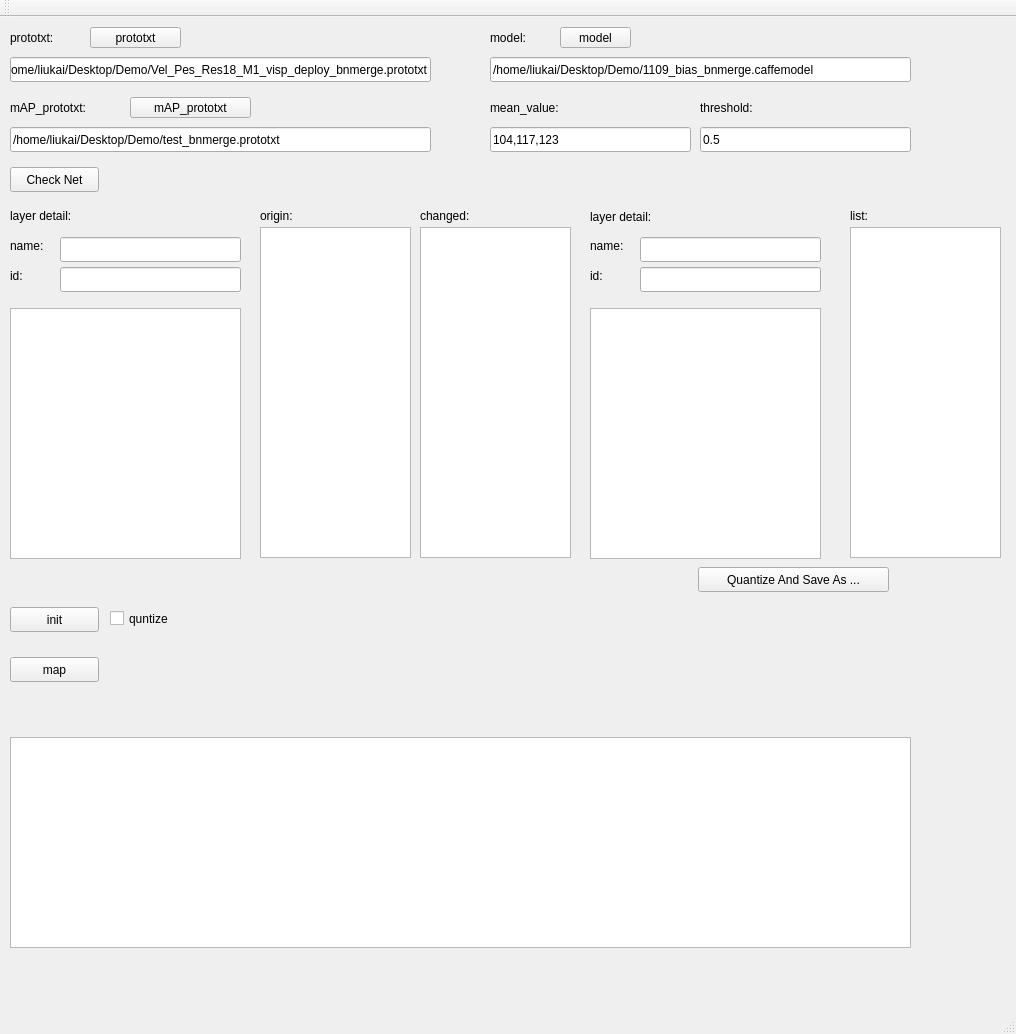
This is mainwindow.ui in onellyhe/test_quantize as Qt 5 draws it before an edit. The edited form follows.
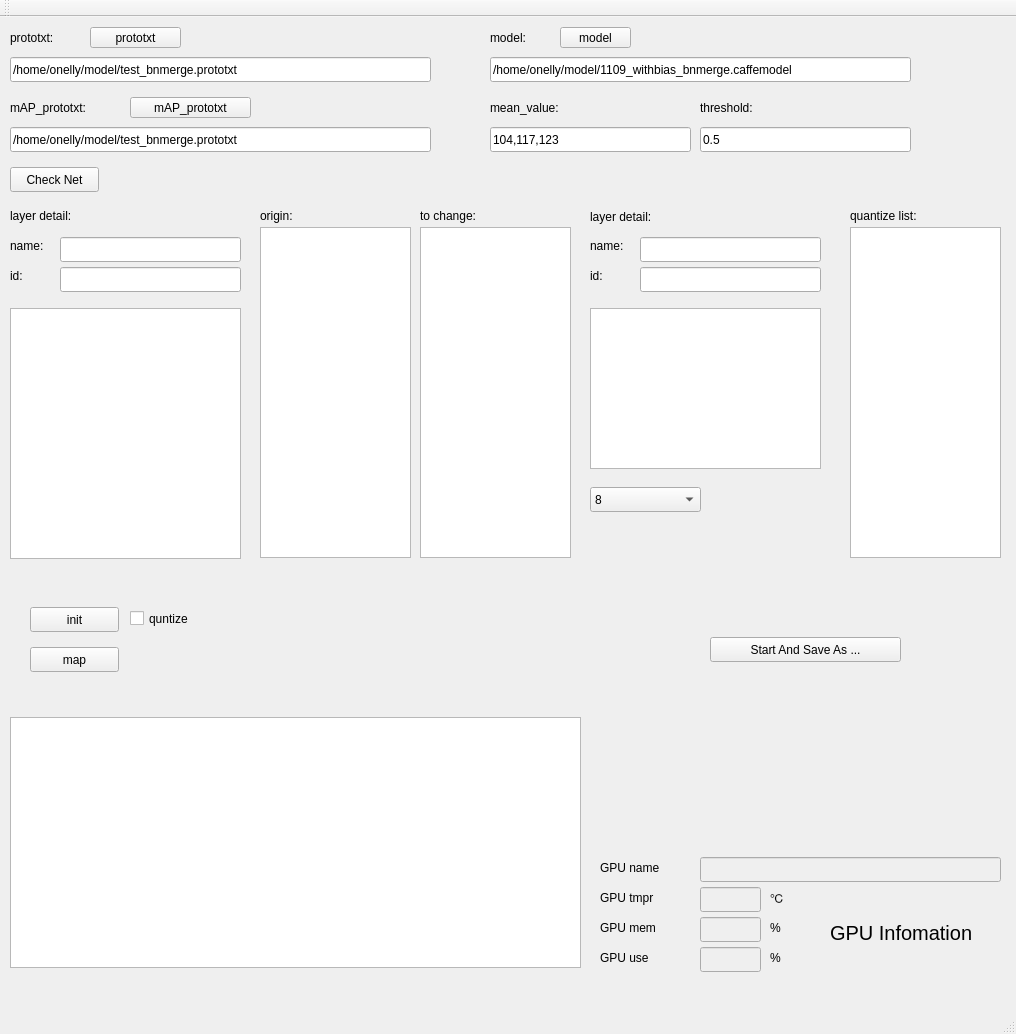
This is the edited form.

What changed in the file:
```diff
--- a/mainwindow.ui
+++ b/mainwindow.ui
@@ -101,7 +101,7 @@
      </sizepolicy>
     </property>
     <property name="text">
-     <string>/home/liukai/Desktop/Demo/1109_bias_bnmerge.caffemodel</string>
+     <string>/home/onelly/model/1109_withbias_bnmerge.caffemodel</string>
     </property>
    </widget>
    <widget class="QLineEdit" name="lineEdit_prototxt">
@@ -123,7 +123,7 @@
      </sizepolicy>
     </property>
     <property name="text">
-     <string>/home/liukai/Desktop/Demo/Vel_Pes_Res18_M1_visp_deploy_bnmerge.prototxt</string>
+     <string>/home/onelly/model/test_bnmerge.prototxt</string>
     </property>
    </widget>
    <widget class="QPushButton" name="Select_model">
@@ -187,7 +187,7 @@
      </sizepolicy>
     </property>
     <property name="text">
-     <string>/home/liukai/Desktop/Demo/test_bnmerge.prototxt</string>
+     <string>/home/onelly/model/test_bnmerge.prototxt</string>
     </property>
    </widget>
    <widget class="QLabel" name="label_18">
@@ -219,7 +219,7 @@
    <widget class="QPushButton" name="pushButton">
     <property name="geometry">
      <rect>
-      <x>10</x>
+      <x>30</x>
       <y>590</y>
       <width>89</width>
       <height>25</height>
@@ -232,7 +232,7 @@
    <widget class="QCheckBox" name="checkBox">
     <property name="geometry">
      <rect>
-      <x>110</x>
+      <x>130</x>
       <y>590</y>
       <width>92</width>
       <height>23</height>
@@ -296,12 +296,12 @@
      <rect>
       <x>420</x>
       <y>190</y>
-      <width>67</width>
+      <width>81</width>
       <height>17</height>
      </rect>
     </property>
     <property name="text">
-     <string>changed:</string>
+     <string>to change:</string>
     </property>
    </widget>
    <widget class="QListView" name="listView_2">
@@ -330,21 +330,21 @@
    <widget class="QPushButton" name="pushButton_3">
     <property name="geometry">
      <rect>
-      <x>698</x>
-      <y>550</y>
+      <x>710</x>
+      <y>620</y>
       <width>191</width>
       <height>25</height>
      </rect>
     </property>
     <property name="text">
-     <string>Quantize And Save As ...</string>
+     <string>Start And Save As ...</string>
     </property>
    </widget>
    <widget class="QPushButton" name="pushButton_4">
     <property name="geometry">
      <rect>
-      <x>10</x>
-      <y>640</y>
+      <x>30</x>
+      <y>630</y>
       <width>89</width>
       <height>25</height>
      </rect>
@@ -357,9 +357,9 @@
     <property name="geometry">
      <rect>
       <x>10</x>
-      <y>720</y>
-      <width>901</width>
-      <height>211</height>
+      <y>700</y>
+      <width>571</width>
+      <height>251</height>
      </rect>
     </property>
    </widget>
@@ -477,7 +477,7 @@
       <x>590</x>
       <y>291</y>
       <width>231</width>
-      <height>251</height>
+      <height>161</height>
      </rect>
     </property>
    </widget>
@@ -496,14 +496,246 @@
      <rect>
       <x>850</x>
       <y>190</y>
-      <width>67</width>
+      <width>101</width>
       <height>17</height>
      </rect>
     </property>
     <property name="text">
-     <string>list:</string>
+     <string>quantize list:</string>
     </property>
    </widget>
+   <widget class="QLabel" name="label_10">
+    <property name="geometry">
+     <rect>
+      <x>600</x>
+      <y>870</y>
+      <width>81</width>
+      <height>21</height>
+     </rect>
+    </property>
+    <property name="text">
+     <string>GPU tmpr</string>
+    </property>
+   </widget>
+   <widget class="QLineEdit" name="lineEdit_gname">
+    <property name="enabled">
+     <bool>false</bool>
+    </property>
+    <property name="geometry">
+     <rect>
+      <x>700</x>
+      <y>840</y>
+      <width>301</width>
+      <height>25</height>
+     </rect>
+    </property>
+    <property name="sizePolicy">
+     <sizepolicy hsizetype="Expanding" vsizetype="Expanding">
+      <horstretch>0</horstretch>
+      <verstretch>0</verstretch>
+     </sizepolicy>
+    </property>
+   </widget>
+   <widget class="QLabel" name="label_16">
+    <property name="geometry">
+     <rect>
+      <x>770</x>
+      <y>900</y>
+      <width>21</width>
+      <height>21</height>
+     </rect>
+    </property>
+    <property name="text">
+     <string>%</string>
+    </property>
+   </widget>
+   <widget class="QLineEdit" name="lineEdit_gtmpr">
+    <property name="enabled">
+     <bool>false</bool>
+    </property>
+    <property name="geometry">
+     <rect>
+      <x>700</x>
+      <y>870</y>
+      <width>61</width>
+      <height>25</height>
+     </rect>
+    </property>
+    <property name="sizePolicy">
+     <sizepolicy hsizetype="Expanding" vsizetype="Expanding">
+      <horstretch>0</horstretch>
+      <verstretch>0</verstretch>
+     </sizepolicy>
+    </property>
+   </widget>
+   <widget class="QLabel" name="label_17">
+    <property name="geometry">
+     <rect>
+      <x>600</x>
+      <y>900</y>
+      <width>81</width>
+      <height>21</height>
+     </rect>
+    </property>
+    <property name="text">
+     <string>GPU mem</string>
+    </property>
+   </widget>
+   <widget class="QLineEdit" name="lineEdit_guse">
+    <property name="enabled">
+     <bool>false</bool>
+    </property>
+    <property name="geometry">
+     <rect>
+      <x>700</x>
+      <y>930</y>
+      <width>61</width>
+      <height>25</height>
+     </rect>
+    </property>
+    <property name="sizePolicy">
+     <sizepolicy hsizetype="Expanding" vsizetype="Expanding">
+      <horstretch>0</horstretch>
+      <verstretch>0</verstretch>
+     </sizepolicy>
+    </property>
+   </widget>
+   <widget class="QLabel" name="label_19">
+    <property name="geometry">
+     <rect>
+      <x>770</x>
+      <y>870</y>
+      <width>21</width>
+      <height>21</height>
+     </rect>
+    </property>
+    <property name="text">
+     <string>℃</string>
+    </property>
+   </widget>
+   <widget class="QLabel" name="label_22">
+    <property name="geometry">
+     <rect>
+      <x>600</x>
+      <y>840</y>
+      <width>81</width>
+      <height>21</height>
+     </rect>
+    </property>
+    <property name="text">
+     <string>GPU name</string>
+    </property>
+   </widget>
+   <widget class="QLabel" name="label_23">
+    <property name="geometry">
+     <rect>
+      <x>770</x>
+      <y>930</y>
+      <width>21</width>
+      <height>21</height>
+     </rect>
+    </property>
+    <property name="text">
+     <string>%</string>
+    </property>
+   </widget>
+   <widget class="QLabel" name="label_24">
+    <property name="geometry">
+     <rect>
+      <x>830</x>
+      <y>890</y>
+      <width>171</width>
+      <height>51</height>
+     </rect>
+    </property>
+    <property name="font">
+     <font>
+      <pointsize>15</pointsize>
+     </font>
+    </property>
+    <property name="layoutDirection">
+     <enum>Qt::LeftToRight</enum>
+    </property>
+    <property name="autoFillBackground">
+     <bool>true</bool>
+    </property>
+    <property name="text">
+     <string>GPU Infomation</string>
+    </property>
+    <property name="textFormat">
+     <enum>Qt::AutoText</enum>
+    </property>
+    <property name="scaledContents">
+     <bool>false</bool>
+    </property>
+   </widget>
+   <widget class="QLineEdit" name="lineEdit_gmem">
+    <property name="enabled">
+     <bool>false</bool>
+    </property>
+    <property name="geometry">
+     <rect>
+      <x>700</x>
+      <y>900</y>
+      <width>61</width>
+      <height>25</height>
+     </rect>
+    </property>
+    <property name="sizePolicy">
+     <sizepolicy hsizetype="Expanding" vsizetype="Expanding">
+      <horstretch>0</horstretch>
+      <verstretch>0</verstretch>
+     </sizepolicy>
+    </property>
+   </widget>
+   <widget class="QLabel" name="label_26">
+    <property name="geometry">
+     <rect>
+      <x>600</x>
+      <y>930</y>
+      <width>81</width>
+      <height>21</height>
+     </rect>
+    </property>
+    <property name="text">
+     <string>GPU use</string>
+    </property>
+   </widget>
+   <widget class="QComboBox" name="comboBox">
+    <property name="geometry">
+     <rect>
+      <x>590</x>
+      <y>470</y>
+      <width>111</width>
+      <height>25</height>
+     </rect>
+    </property>
+    <item>
+     <property name="text">
+      <string>8</string>
+     </property>
+    </item>
+    <item>
+     <property name="text">
+      <string>16</string>
+     </property>
+    </item>
+    <item>
+     <property name="text">
+      <string>4</string>
+     </property>
+    </item>
+    <item>
+     <property name="text">
+      <string>2</string>
+     </property>
+    </item>
+    <item>
+     <property name="text">
+      <string>1</string>
+     </property>
+    </item>
+   </widget>
   </widget>
   <widget class="QMenuBar" name="menuBar">
    <property name="geometry">
```
